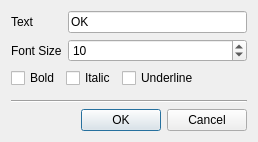
First picture: the form in src/Core/form_button_properties.ui, repository igormironchik/prototyper, before the edit.
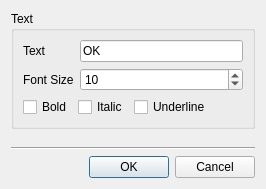
Second picture: the form after the edit.

```diff
--- a/src/Core/form_button_properties.ui
+++ b/src/Core/form_button_properties.ui
@@ -6,13 +6,19 @@
    <rect>
     <x>0</x>
     <y>0</y>
-    <width>258</width>
-    <height>142</height>
+    <width>266</width>
+    <height>189</height>
    </rect>
   </property>
   <property name="windowTitle">
    <string>Push Button</string>
   </property>
+  <layout class="QVBoxLayout" name="verticalLayout_2">
+   <item>
+    <widget class="QGroupBox" name="groupBox">
+     <property name="title">
+      <string>Text</string>
+     </property>
   <layout class="QVBoxLayout" name="verticalLayout">
    <item>
     <layout class="QGridLayout" name="gridLayout">
@@ -89,6 +95,9 @@
       </spacer>
      </item>
     </layout>
+      </item>
+     </layout>
+    </widget>
    </item>
    <item>
     <spacer name="verticalSpacer">
```
Lines whose indentation alone changed are shown as unchanged.
